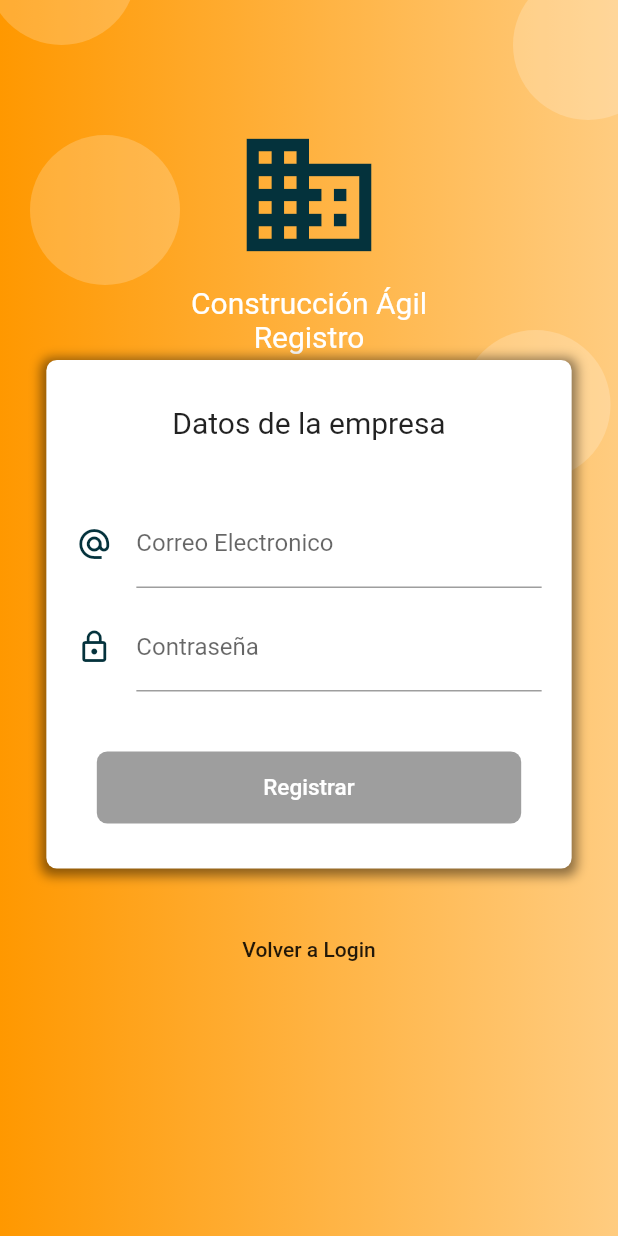
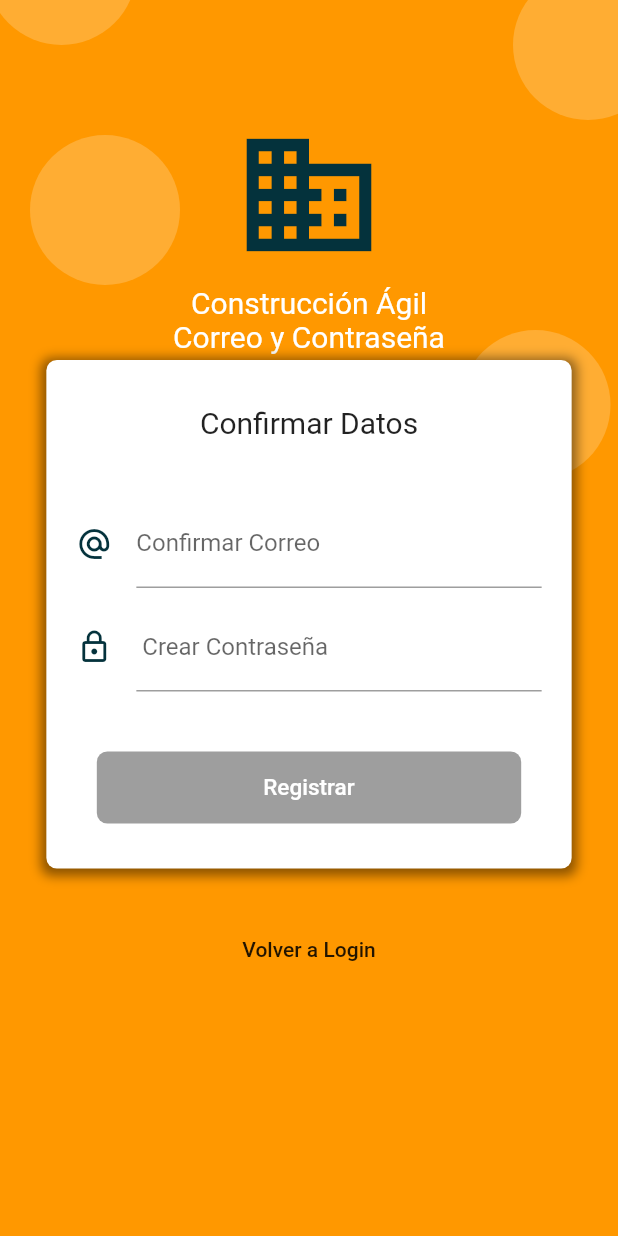
Before and after one commit to Brayam1998/construccionAgil, a Flutter app: the RegistroPage screen opened by its route, on a phone screen of 412 x 824 dp. Run offline on Flutter 3.47's test engine with Material 2 defaults, Android fonts, the phone set to English and light mode, and no system bars; our stand-ins replace rxdart, shared_preferences; accounts and stored records are empty; statements that could not run were skipped.

```diff
--- a/lib/main.dart
+++ b/lib/main.dart
@@ -2,6 +2,7 @@ import 'package:app_construccion_agil/src/bloc/provider.dart';
 import 'package:app_construccion_agil/src/pages/Datos_page.dart';
 import 'package:app_construccion_agil/src/pages/HomePage.dart';
 import 'package:app_construccion_agil/src/pages/Productos_page.dart';
+import 'package:app_construccion_agil/src/pages/cuenta_inicial_page.dart';
 import 'package:app_construccion_agil/src/pages/list_Productos_page.dart';
 import 'package:app_construccion_agil/src/pages/config_cuenta.dart';
 import 'package:app_construccion_agil/src/pages/config_zona.dart';
@@ -44,7 +45,8 @@ class MyApp extends StatelessWidget {
          "cuenta"    : (BuildContext context) => CuentaPage(),
          "producto" : (BuildContext context) => ProductosPage(),
          "productosEdit" : (BuildContext context) => ProductosEditPage(),
-         "registro"  : (BuildContext context) => RegistroPage()
+         "registro"  : (BuildContext context) => RegistroPage(),
+         "cuentaInicial" : (BuildContext context) => CuentaInicialPage()
       },
       theme: ThemeData(
           primaryColor: Color.fromRGBO(4, 50, 60, 1)
--- a/lib/src/Models/Usuario_model.dart
+++ b/lib/src/Models/Usuario_model.dart
@@ -29,7 +29,7 @@ class ModeloDeUsuario {
     int telefono;
     int zona;
     String direccion;
-    int id;
+    String id;
 
     factory ModeloDeUsuario.fromJson(Map<String, dynamic> json) => new ModeloDeUsuario(
         email: json["Email"],
--- a/lib/src/pages/HomePage.dart
+++ b/lib/src/pages/HomePage.dart
@@ -50,7 +50,6 @@ class _HomePageState extends State<HomePage> {
       ),
     );
   }
-
   Widget crearDrawer(BuildContext context){
    return Drawer(
         child: ListView(
--- a/lib/src/pages/registro_page.dart
+++ b/lib/src/pages/registro_page.dart
@@ -2,7 +2,6 @@
 import 'package:app_construccion_agil/src/bloc/provider.dart';
 import 'package:app_construccion_agil/src/pages/HomePage.dart';
 import 'package:flutter/material.dart';
-//import 'app_contruccion_agil/src/bloc/provider.dart';
 import "package:app_construccion_agil/src/Providers/usuario_provider.dart";
 import "package:app_construccion_agil/src/Utils/Utils.dart";
 import 'package:app_construccion_agil/src/Models/Usuario_model.dart';
@@ -39,14 +38,9 @@ class RegistroPage extends StatelessWidget {
    final fondoMorado = Container(
    height: size.height * 1.0,
    width: double.infinity,
+   decoration: BoxDecoration ( color: Colors.orange
 
-   decoration: BoxDecoration(
-     gradient: LinearGradient(colors:
-     <Color> [
-       Colors.orange,
-       Colors.orange[200]
-     ])
-   ),
+   ) ,
    );
 
     final circulo = Container (
@@ -73,7 +67,7 @@ class RegistroPage extends StatelessWidget {
           SizedBox(height: 10 , width: double.infinity,),
           Text("Construcción Ágil", style: TextStyle(color : Colors.white, fontSize: 20)
           ),
-          Text("Registro", style: TextStyle(color : Colors.white, fontSize: 20)),
+          Text("Correo y Contraseña", style: TextStyle(color : Colors.white, fontSize: 20)),
 
           ]
      )
@@ -111,7 +105,7 @@ class RegistroPage extends StatelessWidget {
            borderRadius: BorderRadius.circular(7.0)
          ),
          child: Column(children: <Widget>[
-           Text("Datos de la empresa" , style: TextStyle(fontSize:20 ),),
+           Text("Confirmar Datos" , style: TextStyle(fontSize:20 ),),
            SizedBox(height: 40.0,),
 
          _crearEmail( bloc ),
@@ -145,7 +139,7 @@ class RegistroPage extends StatelessWidget {
        decoration: InputDecoration(
          icon: Icon(Icons.alternate_email , color : colorAzul),
          hintText: "ejemplo@correo.com",
-         labelText: "Correo Electronico",
+         labelText: "Confirmar Correo",
          //counterText: snapshot.data,
          errorText: snapshot.error
        ),
@@ -171,7 +165,7 @@ class RegistroPage extends StatelessWidget {
 
        decoration: InputDecoration(
          icon: Icon(Icons.lock_outline , color : colorAzul),
-         labelText: "Contraseña",
+         labelText: " Crear Contraseña",
          //counterText: snapshot.data,
          errorText: snapshot.error
        ),
```
Also changed, not shown: lib/src/Models/ordenes_model.dart (+65 -0 lines), lib/src/Providers/Cuenta_provider.dart (+24 -20 lines), lib/src/pages/Datos_page.dart (+87 -4 lines), lib/src/pages/login_page.dart (+4 -12 lines), pubspec.lock.
